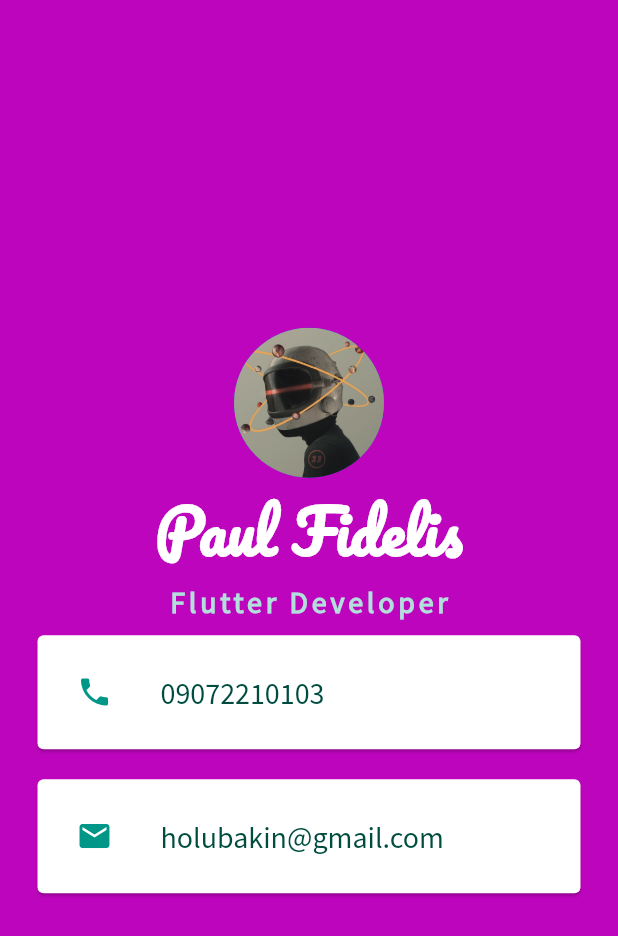
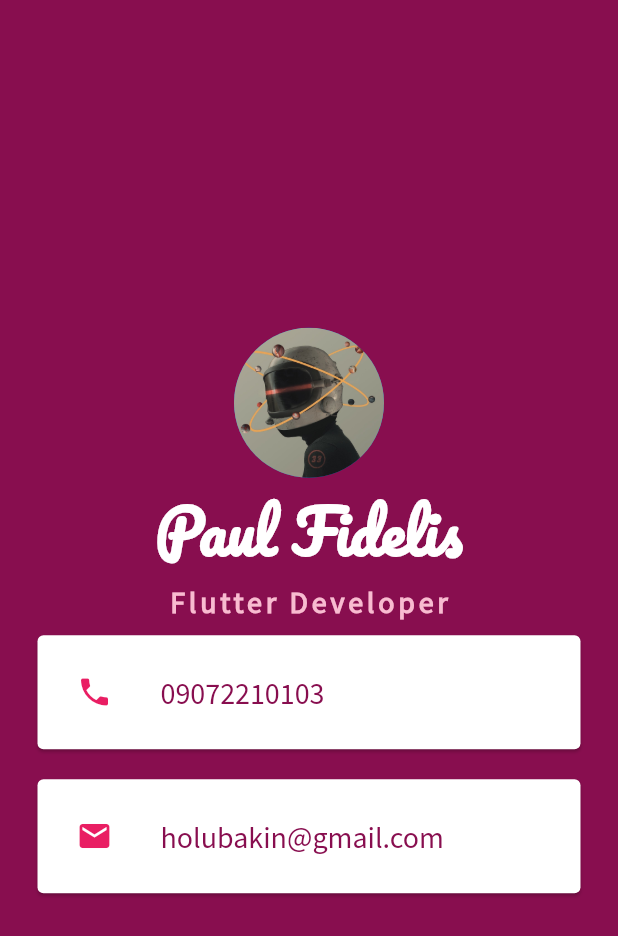
Before and after one commit to fidelmak/Profile_card, a Flutter app: the screen it shows after launch, on a phone screen of 412 x 824 dp. Shown: the top 936 px of the screen. Run offline on Flutter 3.47's test engine with Material 2 defaults, Android fonts, the light colour scheme and no system bars.

Commit message:
On branch master

```diff
--- a/lib/main.dart
+++ b/lib/main.dart
@@ -9,7 +9,7 @@ class MyApp extends StatelessWidget {
   Widget build(BuildContext context) {
     return MaterialApp(
         home: Scaffold(
-            backgroundColor: Color.fromARGB(255, 190, 5, 190),
+            backgroundColor: Colors.pink[900],
             body: SafeArea(
                 child: Column(
               mainAxisAlignment: MainAxisAlignment.center,
@@ -29,7 +29,7 @@ class MyApp extends StatelessWidget {
                 Text('Flutter Developer',
                     style: TextStyle(
                       fontFamily: 'SourceSansPro-Regular',
-                      color: Colors.teal[100],
+                      color: Colors.pink[100],
                       fontSize: 20.0,
                       letterSpacing: 2.5,
                       fontWeight: FontWeight.bold,
@@ -43,11 +43,11 @@ class MyApp extends StatelessWidget {
                     child: ListTile(
                       leading: Icon(
                         Icons.phone,
-                        color: Colors.teal,
+                        color: Colors.pink,
                       ),
                       title: Text('09072210103',
                           style: TextStyle(
-                            color: Colors.teal.shade900,
+                            color: Colors.pink.shade900,
                             fontFamily: 'SourceSansPro-Regular',
                             fontSize: 20.0,
                           )),
@@ -63,11 +63,11 @@ class MyApp extends StatelessWidget {
                     child: ListTile(
                       leading: Icon(
                         Icons.email,
-                        color: Colors.teal,
+                        color: Colors.pink,
                       ),
                       title: Text('holubakin@gmail.com',
                           style: TextStyle(
-                            color: Colors.teal.shade900,
+                            color: Colors.pink.shade900,
                             fontFamily: 'SourceSansPro-Regular',
                             fontSize: 20.0,
                           )),
```
